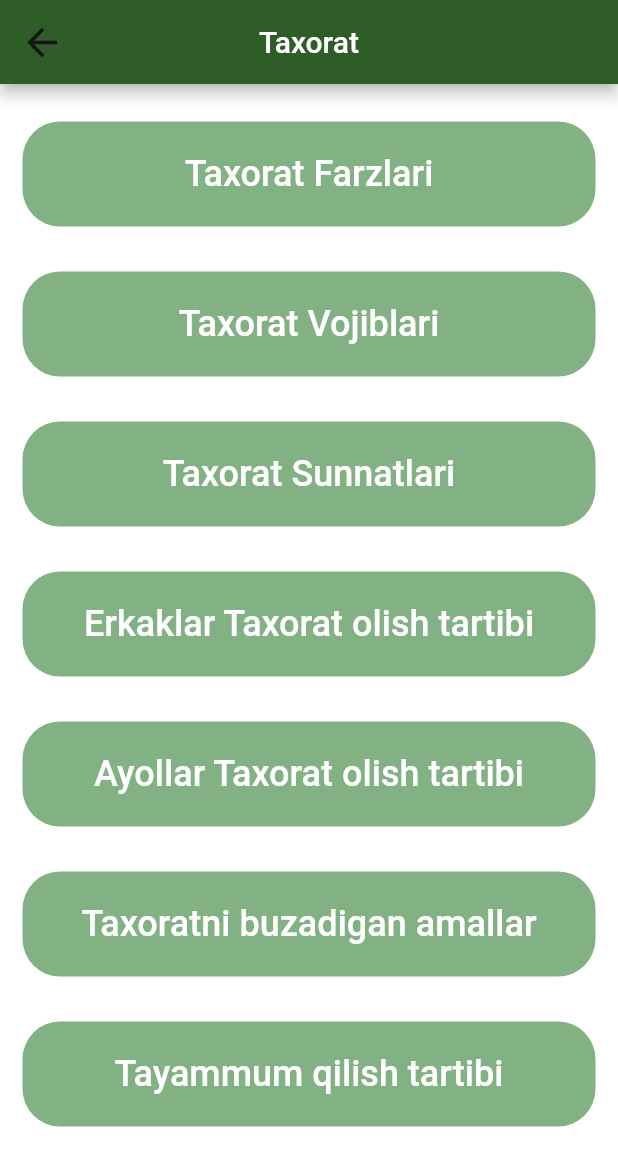
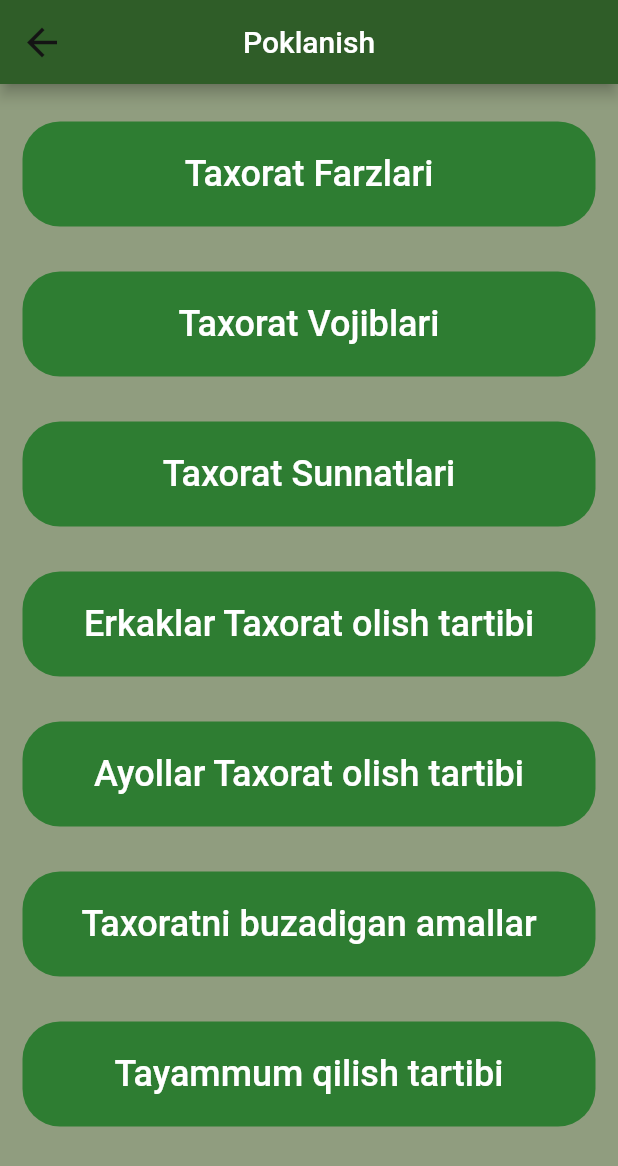
Before and after one commit to Boburbek6010/iyman_uz, a Flutter app: the TaxoratScreen screen opened by its route, on a phone screen of 412 x 824 dp. Shown: the top 1166 px of the screen. Run offline on Flutter 3.47's test engine with Material 2 defaults, Android fonts, the phone set to English and light mode, and no system bars; our stand-ins replace animated_text_kit, easy_localization, flutter_neumorphic, shared_preferences; accounts and stored records are empty.

Commit message:
Muhammadjon 3-commit, taxorat category view erkaklar taxorat olish tartibi view added

```diff
--- a/lib/app.dart
+++ b/lib/app.dart
@@ -22,7 +22,7 @@ class App extends StatelessWidget {
     localizationsDelegates: context.localizationDelegates,
     supportedLocales: context.supportedLocales,
     locale: context.locale,
-    home: const SplashPage(),
+    home: const HomeScreen(),
     routes: {
       SplashPage.id: (context) => const SplashPage(),
       TaxoratScreen.id: (context) => const TaxoratScreen(),
--- a/lib/features/taxorat/presentation/screens/taxorat_screen.dart
+++ b/lib/features/taxorat/presentation/screens/taxorat_screen.dart
@@ -1,9 +1,8 @@
 import 'package:flutter/material.dart';
-import 'package:iyman_uz/features/namoz/presentation/widgets/category_widget.dart';
 import 'package:iyman_uz/features/taxorat/presentation/widgets/category_widgets.dart';
 
 import '../../../../core/colors/app_color.dart';
-import '../widgets/taxorats_widgets.dart';
+
 
 class TaxoratScreen extends StatelessWidget {
   static const id = "/taxorat_screen";
@@ -13,7 +12,7 @@ class TaxoratScreen extends StatelessWidget {
   Widget build(BuildContext context) {
     return Scaffold(
       appBar: AppBar(
-        title: const Text("Taxorat"),
+        title: const Text("Poklanish"),
         centerTitle: true,
         backgroundColor: AppColors.namozScreenAppBarColor,
         leading: IconButton(
@@ -24,7 +23,7 @@ class TaxoratScreen extends StatelessWidget {
           icon: const Icon(Icons.arrow_back,size: 30,color: AppColors.iconColor,),
         ),
       ),
-      backgroundColor: AppColors.backgroundColorIntroPage,
+        backgroundColor: const Color(0xff909d7f),
       body: ListView(
         physics: const BouncingScrollPhysics(),
         children: const [
--- a/lib/features/taxorat/presentation/widgets/category_widgets.dart
+++ b/lib/features/taxorat/presentation/widgets/category_widgets.dart
@@ -12,14 +12,17 @@ class TaxoratCategoryView extends StatelessWidget {
       children: [
         Container(
           margin: const EdgeInsets.all(15),
-          padding: const EdgeInsets.all(18),
           width: double.infinity,
           height: 70,
           decoration: BoxDecoration(
             borderRadius: BorderRadius.circular(25),
-            color: Colors.green.shade800.withOpacity(0.6),
+            color: Colors.green.shade800,
           ),
           child: MaterialButton(
+            shape: RoundedRectangleBorder(
+              borderRadius: BorderRadius.circular(20)
+            ),
+            padding: EdgeInsets.zero,
             onPressed: (() {}),
             child: Text(
                 text,
```
Also changed, not shown: lib/features/taxorat/presentation/screens/erkaklar taxorat olishi/erkaklar_taxorat_olishi.dart (added, +52 -0 lines).
